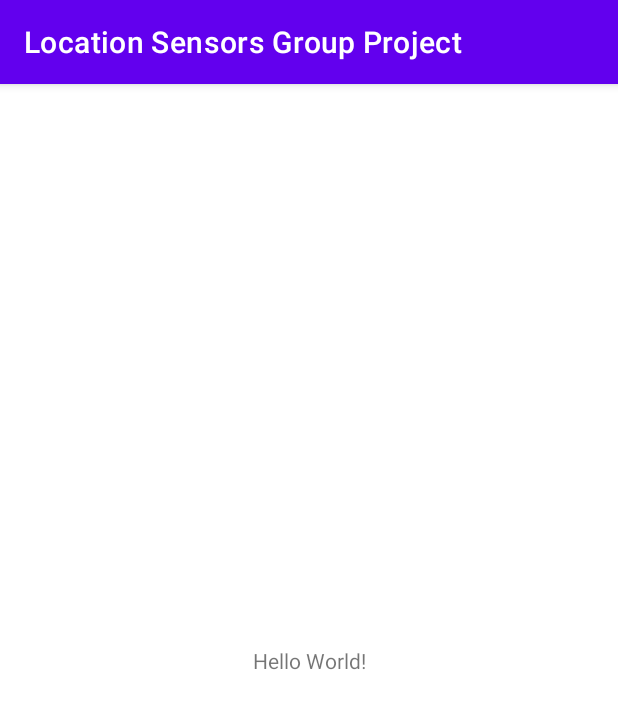
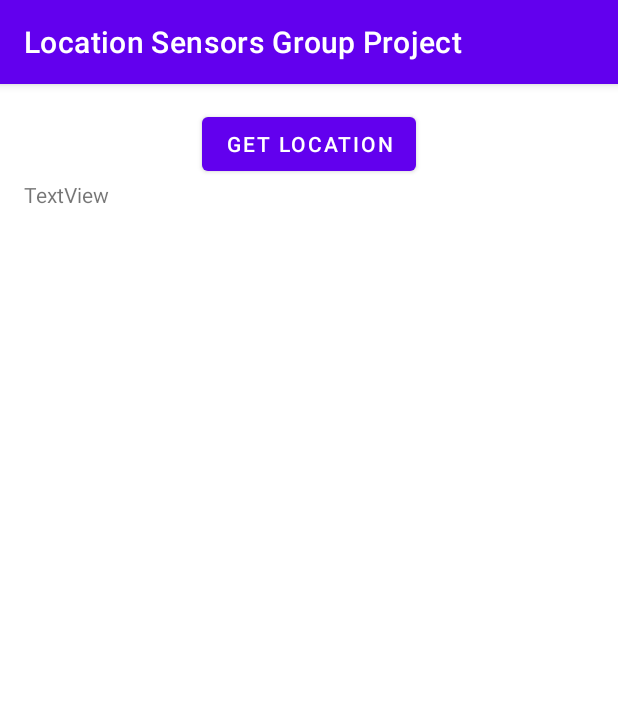
Before and after one commit to nylahtay/CIS240-LocationSensors, an Android app: the screen it shows after launch (MainActivity), on a phone screen of 412 x 824 dp. Shown: the top 709 px of the screen. Run offline under Robolectric (Android 15) with nearby library versions, the light colour scheme and no system bars.

Commit message:
#MAIN - added a working example to the main activity

```diff
--- a/app/src/main/AndroidManifest.xml
+++ b/app/src/main/AndroidManifest.xml
@@ -2,6 +2,8 @@
 <manifest xmlns:android="http://schemas.android.com/apk/res/android"
     package="com.example.locationsensorsgroupproject">
 
+    <uses-permission android:name="android.permission.ACCESS_COARSE_LOCATION" />
+    <uses-permission android:name="android.permission.ACCESS_FINE_LOCATION" />
     <application
         android:allowBackup="true"
         android:icon="@mipmap/ic_launcher"
--- a/app/src/main/res/layout/activity_main.xml
+++ b/app/src/main/res/layout/activity_main.xml
@@ -1,18 +1,29 @@
 <?xml version="1.0" encoding="utf-8"?>
-<androidx.constraintlayout.widget.ConstraintLayout xmlns:android="http://schemas.android.com/apk/res/android"
+<LinearLayout
+    xmlns:android="http://schemas.android.com/apk/res/android"
     xmlns:app="http://schemas.android.com/apk/res-auto"
     xmlns:tools="http://schemas.android.com/tools"
     android:layout_width="match_parent"
     android:layout_height="match_parent"
+    android:orientation="vertical"
+    android:padding="16dp"
+    android:gravity="center_horizontal"
     tools:context=".MainActivity">
 
-    <TextView
+    <Button
         android:layout_width="wrap_content"
         android:layout_height="wrap_content"
-        android:text="Hello World!"
+        android:text="Get Location"
+        android:id="@+id/button_location"
         app:layout_constraintBottom_toBottomOf="parent"
         app:layout_constraintLeft_toLeftOf="parent"
         app:layout_constraintRight_toRightOf="parent"
         app:layout_constraintTop_toTopOf="parent" />
 
-</androidx.constraintlayout.widget.ConstraintLayout>
+    <TextView
+        android:id="@+id/textView"
+        android:layout_width="match_parent"
+        android:layout_height="wrap_content"
+        android:text="TextView" />
+
+</LinearLayout>
```
Also changed, not shown: app/src/main/java/com/example/locationsensorsgroupproject/MainActivity.java (+94 -0 lines).
